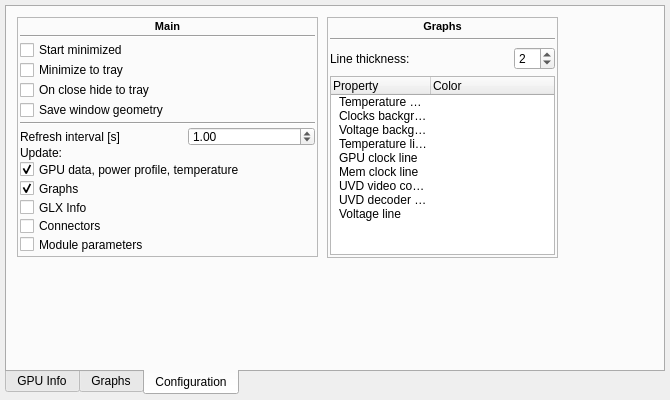
Before: the Qt Designer form radeon-profile/radeon_profile.ui in marazmista/radeon-profile, drawn with Qt 5.
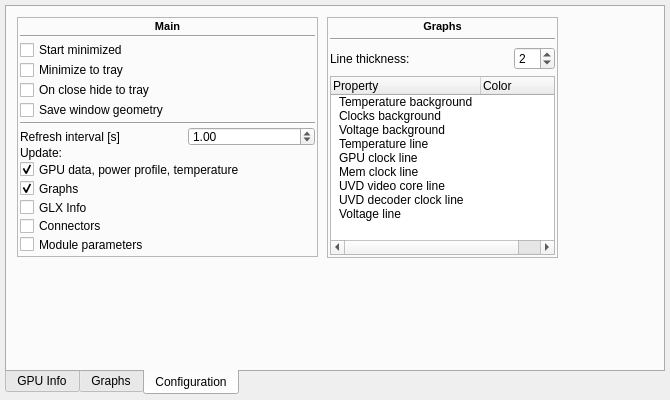
After: the same form once the commit is applied. The open tabs and pages were chosen to show the change. Icons and pictures are not drawn. Custom widgets are drawn as their Qt base class.

The edit to the form file:
```diff
--- a/radeon-profile/radeon_profile.ui
+++ b/radeon-profile/radeon_profile.ui
@@ -1099,6 +1099,9 @@
            <property name="indentation">
             <number>5</number>
            </property>
+           <attribute name="headerDefaultSectionSize">
+            <number>150</number>
+           </attribute>
            <column>
             <property name="text">
              <string>Property</string>
```
Left out of the diff: 8 changed lines with no effect on the pictures.
